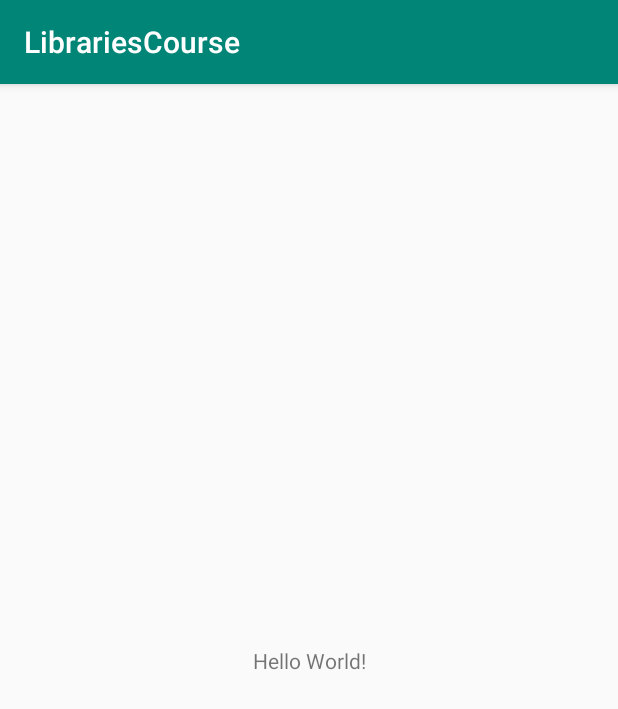
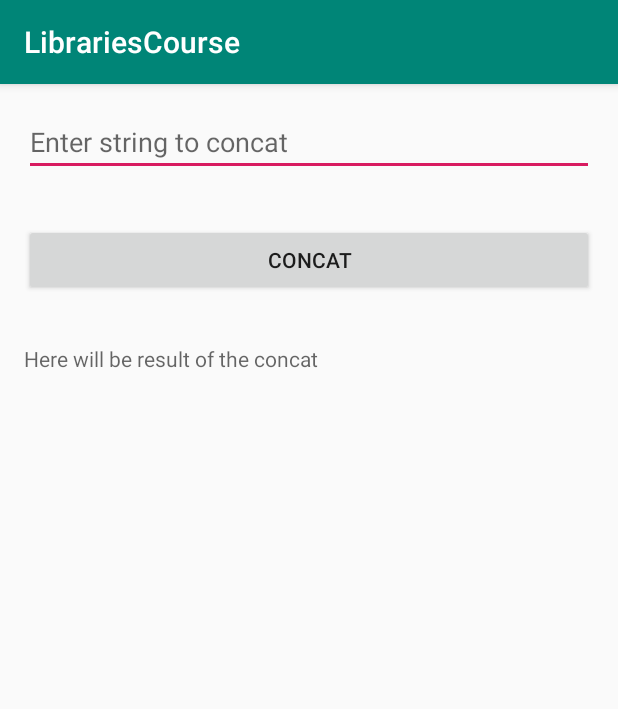
Before and after one commit to GorshkovTimur/LibrariesCourse, an Android app: the screen it shows after launch (MainActivity), on a phone screen of 412 x 824 dp. Shown: the top 709 px of the screen. Run offline under Robolectric (Android 15) with nearby library versions, the phone set to English and light mode, and no system bars.

Commit message:
1st part of HW done

```diff
--- a/app/src/main/AndroidManifest.xml
+++ b/app/src/main/AndroidManifest.xml
@@ -1,6 +1,6 @@
 <?xml version="1.0" encoding="utf-8"?>
 <manifest xmlns:android="http://schemas.android.com/apk/res/android"
-    package="com.timmyg.librariescourse" >
+    package="com.timmyg.librariescourse">
 
     <application
         android:allowBackup="true"
@@ -8,8 +8,8 @@
         android:label="@string/app_name"
         android:roundIcon="@mipmap/ic_launcher_round"
         android:supportsRtl="true"
-        android:theme="@style/AppTheme" >
-        <activity android:name=".MainActivity" >
+        android:theme="@style/AppTheme">
+        <activity android:name=".MainActivity">
             <intent-filter>
                 <action android:name="android.intent.action.MAIN" />
 
--- a/app/src/main/java/com/timmyg/librariescourse/MainActivity.java
+++ b/app/src/main/java/com/timmyg/librariescourse/MainActivity.java
@@ -1,13 +1,51 @@
 package com.timmyg.librariescourse;
 
 import androidx.appcompat.app.AppCompatActivity;
+
 import android.os.Bundle;
+import android.view.View;
+import android.widget.Button;
+import android.widget.EditText;
+import android.widget.TextView;
 
-public class MainActivity extends AppCompatActivity {
+import com.timmyg.librariescourse.Presenter.MainPresenter;
+
+public class MainActivity extends AppCompatActivity implements MainView {
+
+    private static final String EMPTY_TEXT = "";
+    private EditText editText;
+    private TextView textView;
+    private Button button;
+
+    private MainPresenter presenter;
 
     @Override
     protected void onCreate(Bundle savedInstanceState) {
         super.onCreate(savedInstanceState);
         setContentView(R.layout.activity_main);
+        initViews();
+        presenter = new MainPresenter(this);
+    }
+
+    private void initViews() {
+        editText = findViewById(R.id.edittext_for_concat);
+        button = findViewById(R.id.button_concat);
+        textView = findViewById(R.id.textview_for_result);
+    }
+
+    @Override
+    public void setTextViewResult(String value) {
+        textView.setText(value);
+
+    }
+
+    public void buttonClick(View view) {
+        presenter.onButtonClick();
+    }
+
+    public String getEditText(){
+        String text = editText.getText().toString();
+        editText.setText(EMPTY_TEXT);
+        return text;
     }
 }
--- /dev/null
+++ b/app/src/main/java/com/timmyg/librariescourse/MainView.java
@@ -0,0 +1,6 @@
+package com.timmyg.librariescourse;
+
+public interface MainView {
+    void setTextViewResult(String valueForConcat);
+    String getEditText();
+}
--- /dev/null
+++ b/app/src/main/java/com/timmyg/librariescourse/Model/Model.java
@@ -0,0 +1,18 @@
+package com.timmyg.librariescourse.Model;
+
+public class Model {
+
+    private String text;
+
+    public Model() {
+        this.text = new String();
+    }
+
+    public String getText() {
+        return text;
+    }
+
+    public void setText(String text) {
+        this.text = text;
+    }
+}
--- /dev/null
+++ b/app/src/main/java/com/timmyg/librariescourse/Presenter/MainPresenter.java
@@ -0,0 +1,24 @@
+package com.timmyg.librariescourse.Presenter;
+
+import com.timmyg.librariescourse.MainView;
+import com.timmyg.librariescourse.Model.Model;
+
+public class MainPresenter {
+
+    private Model model;
+    private MainView mainView;
+
+    public MainPresenter(MainView mainView) {
+        this.mainView = mainView;
+        model = new Model();
+    }
+
+
+    public void onButtonClick() {
+        String tmp = model.getText();
+        String textFromEditText = mainView.getEditText();
+        String result = tmp.concat(textFromEditText);
+        model.setText(result);
+        mainView.setTextViewResult(result);
+    }
+}
--- a/app/src/main/res/layout/activity_main.xml
+++ b/app/src/main/res/layout/activity_main.xml
@@ -1,19 +1,34 @@
 <?xml version="1.0" encoding="utf-8"?>
-<androidx.constraintlayout.widget.ConstraintLayout
-    xmlns:android="http://schemas.android.com/apk/res/android"
+<LinearLayout xmlns:android="http://schemas.android.com/apk/res/android"
+    xmlns:app="http://schemas.android.com/apk/res-auto"
     xmlns:tools="http://schemas.android.com/tools"
-    xmlns:app="http://schemas.android.com/apk/res-auto"
     android:layout_width="match_parent"
     android:layout_height="match_parent"
+    android:orientation="vertical"
+    android:gravity="center|top"
     tools:context=".MainActivity">
 
+    <EditText
+        android:id = "@+id/edittext_for_concat"
+        android:layout_width="match_parent"
+        android:layout_height="wrap_content"
+        android:hint="@string/edit_text_hint"
+        android:layout_margin="@dimen/margin"/>
+
+    <Button
+        android:id = "@+id/button_concat"
+        android:onClick="buttonClick"
+        android:layout_width="match_parent"
+        android:layout_height="wrap_content"
+        android:layout_margin="@dimen/margin"
+        android:text="concat"
+        />
+
     <TextView
-        android:layout_width="wrap_content"
-        android:layout_height="wrap_content"
-        android:text="Hello World!"
-        app:layout_constraintBottom_toBottomOf="parent"
-        app:layout_constraintLeft_toLeftOf="parent"
-        app:layout_constraintRight_toRightOf="parent"
-        app:layout_constraintTop_toTopOf="parent" />
+        android:id = "@+id/textview_for_result"
+        android:layout_width="match_parent"
+        android:layout_height="@dimen/textviewheight"
+        android:layout_margin="@dimen/margin"
+        android:hint="@string/textview_hint"/>
 
-</androidx.constraintlayout.widget.ConstraintLayout>
+</LinearLayout>
--- a/app/src/main/res/mipmap-anydpi-v26/ic_launcher.xml
+++ b/app/src/main/res/mipmap-anydpi-v26/ic_launcher.xml
@@ -1,5 +1,5 @@
 <?xml version="1.0" encoding="utf-8"?>
 <adaptive-icon xmlns:android="http://schemas.android.com/apk/res/android">
-    <background android:drawable="@drawable/ic_launcher_background"/>
-    <foreground android:drawable="@drawable/ic_launcher_foreground"/>
+    <background android:drawable="@drawable/ic_launcher_background" />
+    <foreground android:drawable="@drawable/ic_launcher_foreground" />
 </adaptive-icon>
--- a/app/src/main/res/mipmap-anydpi-v26/ic_launcher_round.xml
+++ b/app/src/main/res/mipmap-anydpi-v26/ic_launcher_round.xml
@@ -1,5 +1,5 @@
 <?xml version="1.0" encoding="utf-8"?>
 <adaptive-icon xmlns:android="http://schemas.android.com/apk/res/android">
-    <background android:drawable="@drawable/ic_launcher_background"/>
-    <foreground android:drawable="@drawable/ic_launcher_foreground"/>
+    <background android:drawable="@drawable/ic_launcher_background" />
+    <foreground android:drawable="@drawable/ic_launcher_foreground" />
 </adaptive-icon>
--- /dev/null
+++ b/app/src/main/res/values/dimens.xml
@@ -0,0 +1,5 @@
+<?xml version="1.0" encoding="utf-8"?>
+<resources>
+    <dimen name="margin">16dp</dimen>
+    <dimen name="textviewheight">500dp</dimen>
+</resources>
--- a/app/src/main/res/values/strings.xml
+++ b/app/src/main/res/values/strings.xml
@@ -1,3 +1,5 @@
 <resources>
     <string name="app_name">LibrariesCourse</string>
+    <string name="edit_text_hint">Enter string to concat</string>
+    <string name="textview_hint">Here will be result of the concat</string>
 </resources>
--- a/gradle.properties
+++ b/gradle.properties
@@ -1,21 +1,16 @@
 # Project-wide Gradle settings.
-
 # IDE (e.g. Android Studio) users:
 # Gradle settings configured through the IDE *will override*
 # any settings specified in this file.
-
 # For more details on how to configure your build environment visit
 # http://www.gradle.org/docs/current/userguide/build_environment.html
-
 # Specifies the JVM arguments used for the daemon process.
 # The setting is particularly useful for tweaking memory settings.
 org.gradle.jvmargs=-Xmx1536m
-
 # When configured, Gradle will run in incubating parallel mode.
 # This option should only be used with decoupled projects. More details, visit
 # http://www.gradle.org/docs/current/userguide/multi_project_builds.html#sec:decoupled_projects
 # org.gradle.parallel=true
-
 # AndroidX package structure to make it clearer which packages are bundled with the
 # Android operating system, and which are packaged with your app's APK
 # https://developer.android.com/topic/libraries/support-library/androidx-rn
```
Also changed, not shown: app/src/main/res/drawable-v24/ic_launcher_foreground.xml (+6 -6 lines), app/src/main/res/drawable/ic_launcher_background.xml (+166 -70 lines), 1 other file.
